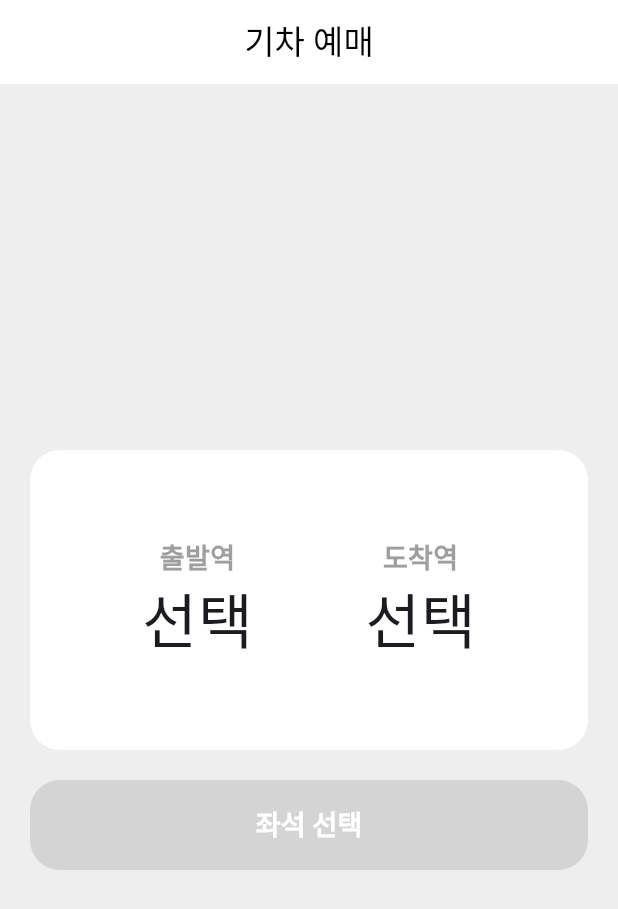
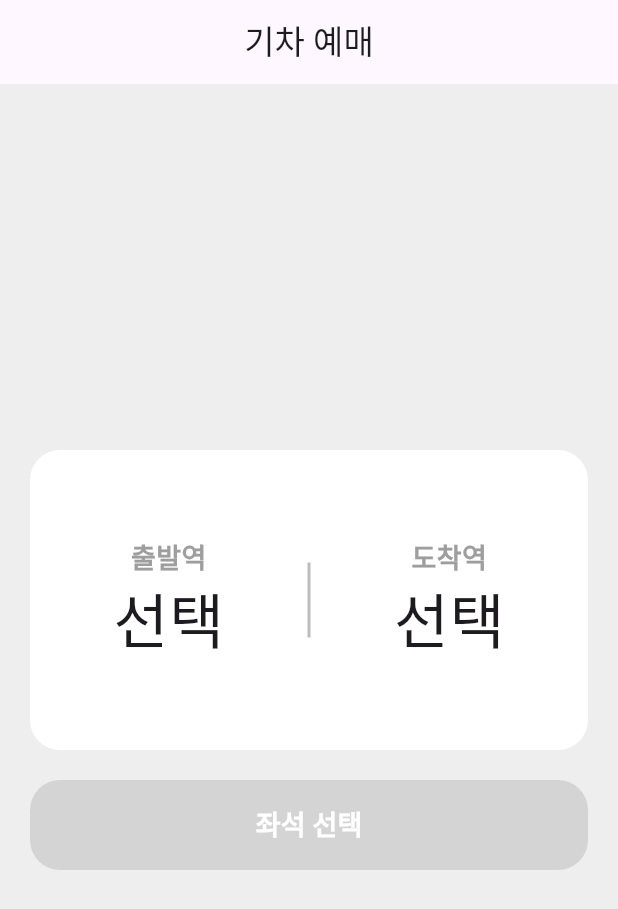
Before and after one commit to xhahwkd/flutter_train_app, a Flutter app: the screen it shows after launch, on a phone screen of 412 x 824 dp. Shown: the top 909 px of the screen. Run offline on Flutter 3.47's test engine with Material 3 defaults, Android fonts, the phone set to English and light mode, and no system bars.

Commit message:
다크 모드 추가

```diff
--- a/lib/home/home_page.dart
+++ b/lib/home/home_page.dart
@@ -17,12 +17,11 @@ class _HomePageState extends State<HomePage> {
   @override
   Widget build(BuildContext context) {
     return Scaffold(
-      appBar: AppBar(
-        title: Text('기차 예매'),
-        centerTitle: true,
-        backgroundColor: Colors.white,
-      ), //AppBar 타이틀
-      body: Padding(
+      backgroundColor: Theme.of(context).brightness == Brightness.dark
+          ? Colors.black
+          : Colors.grey[200],
+      appBar: AppBar(title: Text('기차 예매'), centerTitle: true), //AppBar 타이틀
+      body: Container(
         padding: const EdgeInsets.all(20),
         child: Column(
           mainAxisAlignment: MainAxisAlignment.center,
@@ -31,7 +30,9 @@ class _HomePageState extends State<HomePage> {
             Container(
               height: 200,
               decoration: BoxDecoration(
-                color: Colors.white,
+                color: Theme.of(context).brightness == Brightness.dark
+                    ? Colors.grey.withOpacity(0.2) // 다크모드: 투명한 회색
+                    : Colors.white,
                 borderRadius: BorderRadius.circular(20),
               ),
               child: Center(
@@ -55,6 +56,7 @@ class _HomePageState extends State<HomePage> {
                         }
                       },
                     ),
+                    Container(width: 2, height: 50, color: Colors.grey[400]),
                     SelectStationBox(
                       title: "도착역",
                       selectedStation: arrivalStation,
@@ -113,7 +115,6 @@ class _HomePageState extends State<HomePage> {
           ],
         ),
       ),
-      backgroundColor: Colors.grey[200],
     );
   }
 }
--- a/lib/main.dart
+++ b/lib/main.dart
@@ -13,15 +13,7 @@ class MyApp extends StatelessWidget {
   Widget build(BuildContext context) {
     return MaterialApp(
       debugShowCheckedModeBanner: false,
-      theme: ThemeData(
-        scaffoldBackgroundColor: Colors.white, // 모든 Scaffold의 배경색
-        appBarTheme: AppBarTheme(
-          backgroundColor: Colors.white, // 모든 AppBar의 배경색
-          foregroundColor: Colors.black, // AppBar의 텍스트/아이콘 색
-          elevation: 0,
-        ),
-        colorScheme: ColorScheme.fromSeed(seedColor: Colors.deepPurple),
-      ),
+      theme: ThemeData.light(),
       home: HomePage(),
     );
   }
--- a/lib/seat/seat_page.dart
+++ b/lib/seat/seat_page.dart
@@ -1,7 +1,6 @@
 import 'package:flutter/cupertino.dart';
 import 'package:flutter/material.dart';
 import 'package:flutter_train_reservation_app/seat/widget/alphabet_box.dart';
-import 'package:flutter_train_reservation_app/seat/widget/seat_box.dart';
 import 'package:flutter_train_reservation_app/seat/widget/seat_line.dart';
 
 class SeatPage extends StatefulWidget {
@@ -114,7 +113,9 @@ class _SeatPageState extends State<SeatPage> {
                   ),
                 ),
               ),
-              SizedBox(
+              Padding(
+                padding: const EdgeInsets.symmetric(horizontal: 20),
+                child: SizedBox(
                   height: 60,
                   width: double.infinity,
                   child: ElevatedButton(
@@ -158,6 +159,7 @@ class _SeatPageState extends State<SeatPage> {
                         : null,
                   ),
                 ),
+              ),
             ],
           ),
         ),
```
Also changed, not shown: lib/station_list/station_list_page.dart (+1 -8 lines). Lines whose indentation alone changed are shown as unchanged.
